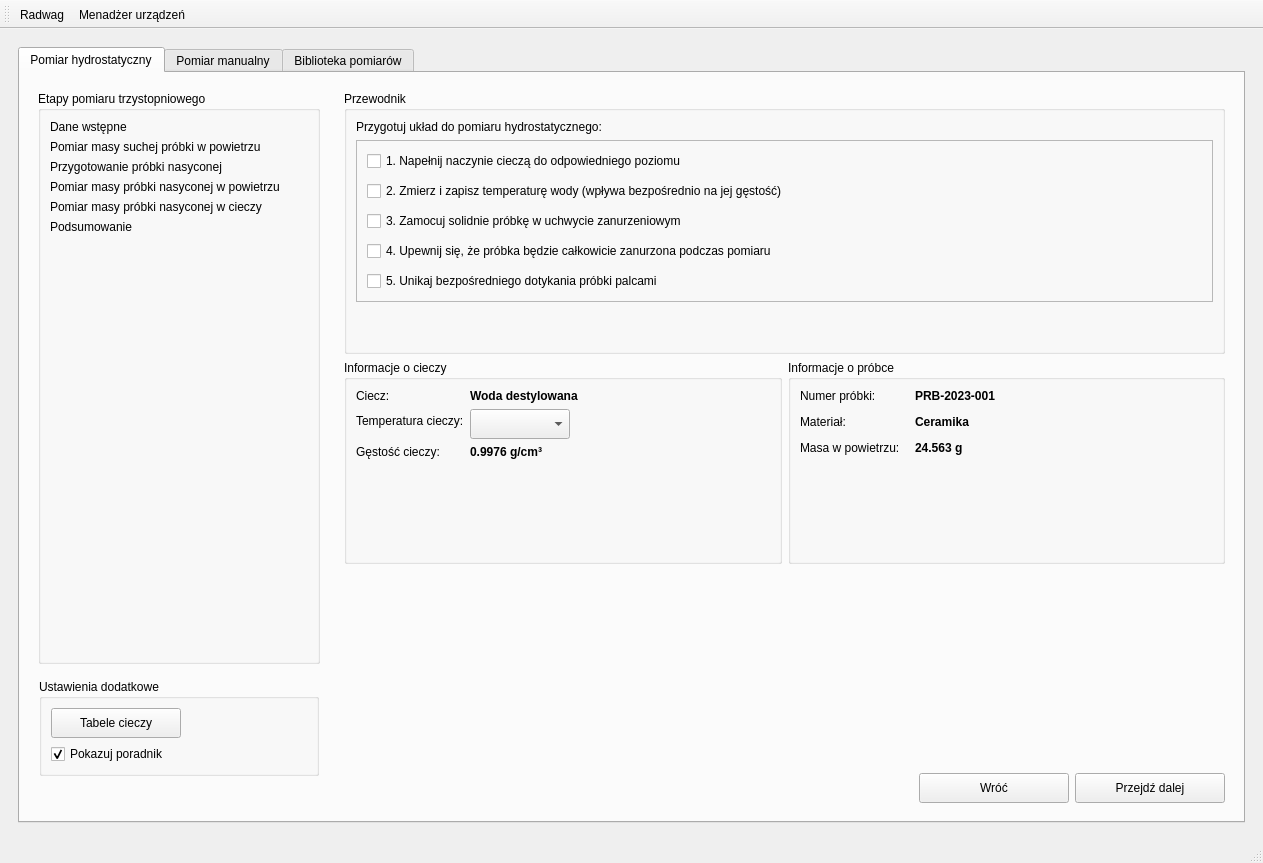
Before: the Qt Designer form main_window.ui in mar8us/SerialPortConnectorRadwag, drawn with Qt 5.
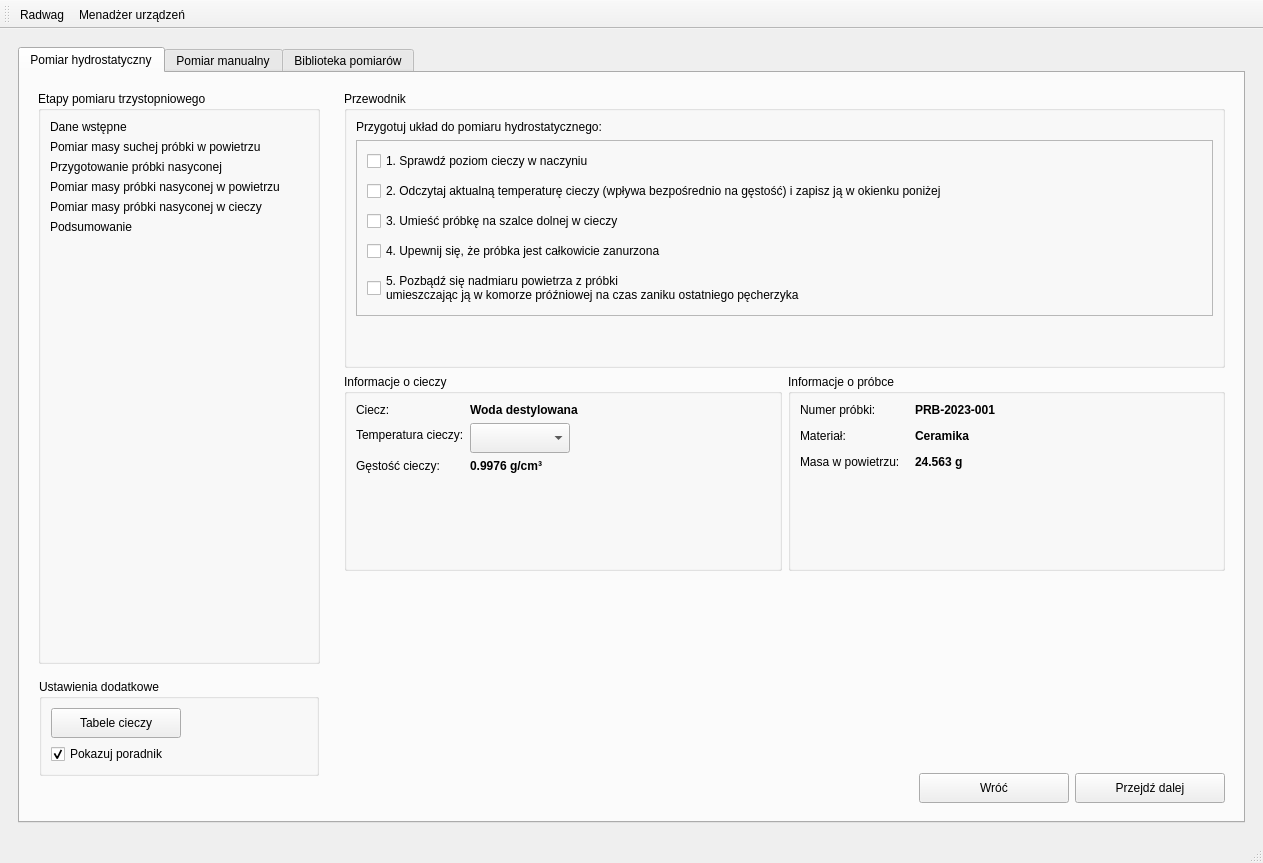
After: the same form once the commit is applied. The open tabs and pages were chosen to show the change. Icons and pictures are not drawn.

Commit message: New page navigation and change text guide

The edit to the form file:
```diff
--- a/main_window.ui
+++ b/main_window.ui
@@ -1474,7 +1474,7 @@
                            <enum>Qt::LayoutDirection::LeftToRight</enum>
                           </property>
                           <property name="text">
-                           <string>1. Napełnij naczynie cieczą do odpowiedniego poziomu</string>
+                           <string>1. Sprawdź poziom cieczy w naczyniu</string>
                           </property>
                          </widget>
                         </item>
@@ -1485,7 +1485,7 @@
                         <item>
                          <widget class="QCheckBox" name="stepTwoPrepareMeasureSecond">
                           <property name="text">
-                           <string>2. Zmierz i zapisz temperaturę wody (wpływa bezpośrednio na jej gęstość)</string>
+                           <string>2. Odczytaj aktualną temperaturę cieczy (wpływa bezpośrednio na gęstość) i zapisz ją w okienku poniżej </string>
                           </property>
                           <property name="tristate">
                            <bool>false</bool>
@@ -1499,7 +1499,7 @@
                         <item>
                          <widget class="QCheckBox" name="stepTreePrepareMeasureSecond">
                           <property name="text">
-                           <string>3. Zamocuj solidnie próbkę w uchwycie zanurzeniowym</string>
+                           <string>3. Umieść próbkę na szalce dolnej w cieczy</string>
                           </property>
                          </widget>
                         </item>
@@ -1510,7 +1510,7 @@
                         <item>
                          <widget class="QCheckBox" name="stepFourPrepareMeasureSecond">
                           <property name="text">
-                           <string>4. Upewnij się, że próbka będzie całkowicie zanurzona podczas pomiaru</string>
+                           <string>4. Upewnij się, że próbka jest całkowicie zanurzona</string>
                           </property>
                          </widget>
                         </item>
@@ -1521,7 +1521,8 @@
                         <item>
                          <widget class="QCheckBox" name="stepFivePrepareMeasureSecond">
                           <property name="text">
-                           <string>5. Unikaj bezpośredniego dotykania próbki palcami</string>
+                           <string>5. Pozbądź się nadmiaru powietrza z próbki 
+umieszczając ją w komorze próźniowej na czas zaniku ostatniego pęcherzyka</string>
                           </property>
                          </widget>
                         </item>
```
Left out of the diff: 7 changed lines with no effect on the pictures. The commit also changes 2 other files.
